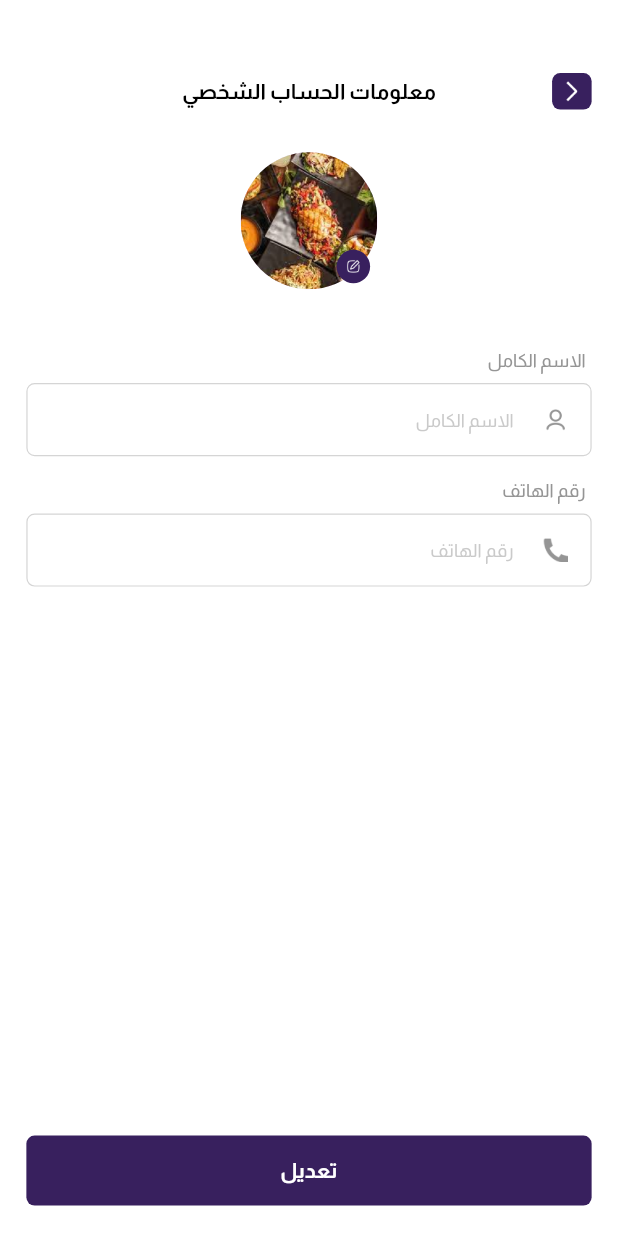
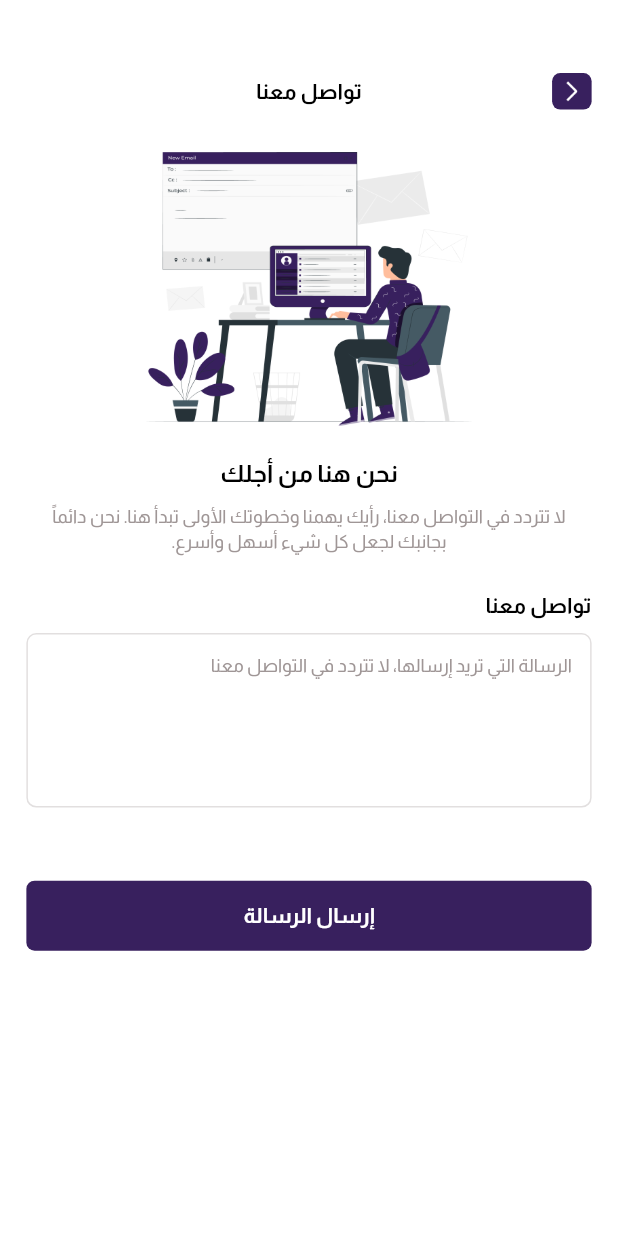
Before and after one commit to OsamaAyesh/hawaj, a Flutter app: the screen it shows after launch, on a phone screen of 412 x 824 dp. Run offline on Flutter 3.47's test engine with Material 3 defaults, Android fonts, the phone set to English and light mode, and no system bars; our stand-ins replace cached_network_image, dartz, device_preview, dio, dotted_border, dropdown_button2 and 13 more; missing offline and left inert: google_speech; generated files the repository leaves out were written again; project files that could hold a hidden picture were left out.

Commit message:
Update Some Widgets  And Screens Ui

```diff
--- a/assets/translations/ar.json
+++ b/assets/translations/ar.json
@@ -170,6 +170,12 @@
   "full_name": "الاسم الكامل",
   "edit": "تعديل",
 
+  "contact_us_title": "تواصل معنا",
+  "contact_us_header": "نحن هنا من أجلك",
+  "contact_us_subtitle": "لا تتردد في التواصل معنا، رأيك يهمنا وخطوتك الأولى تبدأ هنا. نحن دائماً بجانبك لجعل كل شيء أسهل وأسرع.",
+  "contact_us_field_label": "تواصل معنا",
+  "contact_us_field_hint": "الرسالة التي تريد إرسالها، لا تتردد في التواصل معنا",
+  "send_message_button": "إرسال الرسالة",
 
   "noRouteFound": "لم يتم العثور على المسار",
   "success": "نجاح",
--- a/assets/translations/en.json
+++ b/assets/translations/en.json
@@ -170,6 +170,12 @@
   "full_name": "Full Name",
   "edit": "Edit",
 
+  "contact_us_title": "Contact Us",
+  "contact_us_header": "We are here for you",
+  "contact_us_subtitle": "Feel free to contact us, your opinion matters and your first step starts here. We are always by your side to make everything easier and faster.",
+  "contact_us_field_label": "Contact Us",
+  "contact_us_field_hint": "The message you want to send, don’t hesitate to reach out",
+  "send_message_button": "Send Message",
 
 
   "noRouteFound": "No route found",
--- a/lib/core/resources/manager_images.dart
+++ b/lib/core/resources/manager_images.dart
@@ -11,6 +11,10 @@ class ManagerImages {
   static const String onBoardingImage3="$imagesPath/on_boarding3_image.png";
   static const String successSubscriptionImage="$imagesPath/success_subscription_image.png";
 
+
+  ///===Contact Us Image Widget.
+  static const String contactUsImage="$imagesPath/contact_us_image.png";
+
   ///======== Images For Remove
   static const String imageFoodOneRemove="$imagesRemovePath/image_food_one.png";
 
--- a/lib/core/resources/manager_strings.dart
+++ b/lib/core/resources/manager_strings.dart
@@ -208,6 +208,13 @@ class ManagerStrings {
   static String get edit => tr('edit');
 
 
+  ///Contact Us Screen
+  static String get contactUsTitle => tr('contact_us_title');
+  static String get contactUsHeader => tr('contact_us_header');
+  static String get contactUsSubtitle => tr('contact_us_subtitle');
+  static String get contactUsFieldLabel => tr('contact_us_field_label');
+  static String get contactUsFieldHint => tr('contact_us_field_hint');
+  static String get sendMessageButton => tr('send_message_button');
 
 
 
--- a/lib/core/routes/routes.dart
+++ b/lib/core/routes/routes.dart
@@ -3,6 +3,7 @@ import 'package:app_mobile/features/common/auth/presentation/pages/otp_login_scr
 import 'package:app_mobile/features/common/auth/presentation/pages/success_login_screen.dart';
 import 'package:app_mobile/features/common/choose_language/presentation/pages/choose_language_screen.dart';
 import 'package:app_mobile/features/common/map/presenation/pages/map_screen.dart';
+import 'package:app_mobile/features/common/profile/presentation/pages/contact_us_screen.dart';
 import 'package:app_mobile/features/common/profile/presentation/pages/edit_profile_screen.dart';
 import 'package:app_mobile/features/common/profile/presentation/pages/profile_screen.dart';
 import 'package:app_mobile/features/providers/offers_provider/add_offer/presentation/pages/add_offer_provider_screen.dart';
@@ -49,8 +50,11 @@ class Routes {
 
   ///Common Screens
   static const String profileScreen = '/profile_screen';
-  static const String mapScreen = '/mapp_screen';
+  static const String mapScreen = '/map_screen';
   static const String editProfileScreen = '/edit_profile_screen';
+  static const String contactUsScreen = '/contact_us_screen';
+
+
 
 
 }
@@ -92,6 +96,8 @@ class RouteGenerator {
         return MaterialPageRoute(builder: (_) => const MapScreen());
       case Routes.editProfileScreen:
         return MaterialPageRoute(builder: (_) => const EditProfileScreen());
+      case Routes.contactUsScreen:
+        return MaterialPageRoute(builder: (_) => const ContactUsScreen());
 
       default:
         return unDefinedRoute();
--- /dev/null
+++ b/lib/features/common/profile/presentation/pages/contact_us_screen.dart
@@ -0,0 +1,176 @@
+import 'package:app_mobile/core/resources/manager_radius.dart';
+import 'package:app_mobile/core/resources/manager_strings.dart';
+import 'package:flutter/material.dart';
+import 'package:app_mobile/core/widgets/scaffold_with_back_button.dart';
+import 'package:app_mobile/core/resources/manager_colors.dart';
+import 'package:app_mobile/core/resources/manager_font_size.dart';
+import 'package:app_mobile/core/resources/manager_styles.dart';
+import 'package:app_mobile/core/resources/manager_height.dart';
+import 'package:app_mobile/core/resources/manager_width.dart';
+import 'package:app_mobile/core/widgets/button_app.dart';
+import 'package:app_mobile/core/resources/manager_images.dart';
+
+class ContactUsScreen extends StatefulWidget {
+  const ContactUsScreen({super.key});
+
+  @override
+  State<ContactUsScreen> createState() => _ContactUsScreenState();
+}
+
+class _ContactUsScreenState extends State<ContactUsScreen> with TickerProviderStateMixin {
+  late AnimationController _controller;
+  late List<Animation<double>> _fadeAnimations;
+  late List<Animation<Offset>> _slideAnimations;
+
+  @override
+  void initState() {
+    super.initState();
+
+    _controller = AnimationController(
+      vsync: this,
+      duration: const Duration(milliseconds: 1000),
+    );
+
+    _fadeAnimations = List.generate(5, (i) {
+      return Tween<double>(begin: 0, end: 1).animate(
+        CurvedAnimation(
+          parent: _controller,
+          curve: Interval(0.1 * i, 0.6 + 0.1 * i, curve: Curves.easeIn),
+        ),
+      );
+    });
+
+    _slideAnimations = List.generate(5, (i) {
+      return Tween<Offset>(begin: const Offset(0, 0.1), end: Offset.zero).animate(
+        CurvedAnimation(
+          parent: _controller,
+          curve: Interval(0.1 * i, 0.6 + 0.1 * i, curve: Curves.easeOut),
+        ),
+      );
+    });
+
+    _controller.forward();
+  }
+
+  @override
+  void dispose() {
+    _controller.dispose();
+    super.dispose();
+  }
+
+  Widget buildAnimated({required int index, required Widget child}) {
+    return SlideTransition(
+      position: _slideAnimations[index],
+      child: FadeTransition(
+        opacity: _fadeAnimations[index],
+        child: child,
+      ),
+    );
+  }
+
+  @override
+  Widget build(BuildContext context) {
+    return ScaffoldWithBackButton(
+      title: ManagerStrings.contactUsTitle,
+      body: Padding(
+        padding: EdgeInsets.symmetric(horizontal: ManagerWidth.w16),
+        child: SingleChildScrollView(
+          child: Column(
+            crossAxisAlignment: CrossAxisAlignment.start,
+            children: [
+              SizedBox(height: ManagerHeight.h20),
+              buildAnimated(
+                index: 0,
+                child: Center(
+                  child: Image.asset(
+                    ManagerImages.contactUsImage,
+                    height: ManagerHeight.h180,
+                    fit: BoxFit.contain,
+                  ),
+                ),
+              ),
+              SizedBox(height: ManagerHeight.h20),
+              buildAnimated(
+                index: 1,
+                child: Column(
+                  children: [
+                    Text(
+                      ManagerStrings.contactUsHeader,
+                      style: getBoldTextStyle(
+                        fontSize: ManagerFontSize.s16,
+                        color: Colors.black,
+                      ),
+                    ),
+                    SizedBox(height: ManagerHeight.h8),
+                    Text(
+                      ManagerStrings.contactUsSubtitle,
+                      style: getRegularTextStyle(
+                        fontSize: ManagerFontSize.s12,
+                        color: ManagerColors.greyWithColor,
+                      ),
+                      textAlign: TextAlign.center,
+                    ),
+                  ],
+                ),
+              ),
+              SizedBox(height: ManagerHeight.h24),
+              buildAnimated(
+                index: 2,
+                child: Text(
+                  ManagerStrings.contactUsFieldLabel,
+                  style: getBoldTextStyle(
+                    fontSize: ManagerFontSize.s14,
+                    color: Colors.black,
+                  ),
+                ),
+              ),
+              SizedBox(height: ManagerHeight.h8),
+              buildAnimated(
+                index: 3,
+                child: Container(
+                  decoration: BoxDecoration(
+                    color: Colors.white,
+                    borderRadius: BorderRadius.circular(ManagerRadius.r6),
+                    border: Border.all(
+                      color: ManagerColors.greyWithColor.withOpacity(0.3),
+                      width: 1,
+                    ),
+                  ),
+                  child: TextField(
+                    controller: TextEditingController(),
+                    maxLines: 5,
+                    style: getRegularTextStyle(
+                      fontSize: ManagerFontSize.s12,
+                      color: ManagerColors.black,
+                    ),
+                    decoration: InputDecoration(
+                      hintText: ManagerStrings.contactUsFieldHint,
+                      hintStyle: getRegularTextStyle(
+                        fontSize: ManagerFontSize.s12,
+                        color: ManagerColors.greyWithColor,
+                      ),
+                      border: InputBorder.none,
+                      contentPadding: EdgeInsets.all(ManagerHeight.h12),
+                    ),
+                  ),
+                ),
+              ),
+              SizedBox(height: ManagerHeight.h48),
+              buildAnimated(
+                index: 4,
+                child: ButtonApp(
+                  title: ManagerStrings.sendMessageButton,
+                  onPressed: () {
+
+                  },
+                  paddingWidth: 0,
+                ),
+              ),
+              SizedBox(height: ManagerHeight.h20),
+            ],
+          ),
+        ),
+      ),
+    );
+  }
+}
--- a/lib/main.dart
+++ b/lib/main.dart
@@ -50,7 +50,7 @@ class MyApp extends StatelessWidget {
           debugShowCheckedModeBanner:
               dotenv.env[EnvConstants.debug].onNullBool(),
           onGenerateRoute: RouteGenerator.getRoute,
-          initialRoute: Routes.editProfileScreen,
+          initialRoute: Routes.contactUsScreen,
           theme: ThemeData(
             useMaterial3: true,
           ),
```
Also changed, not shown: assets/images/contact_us_image.png (added).
